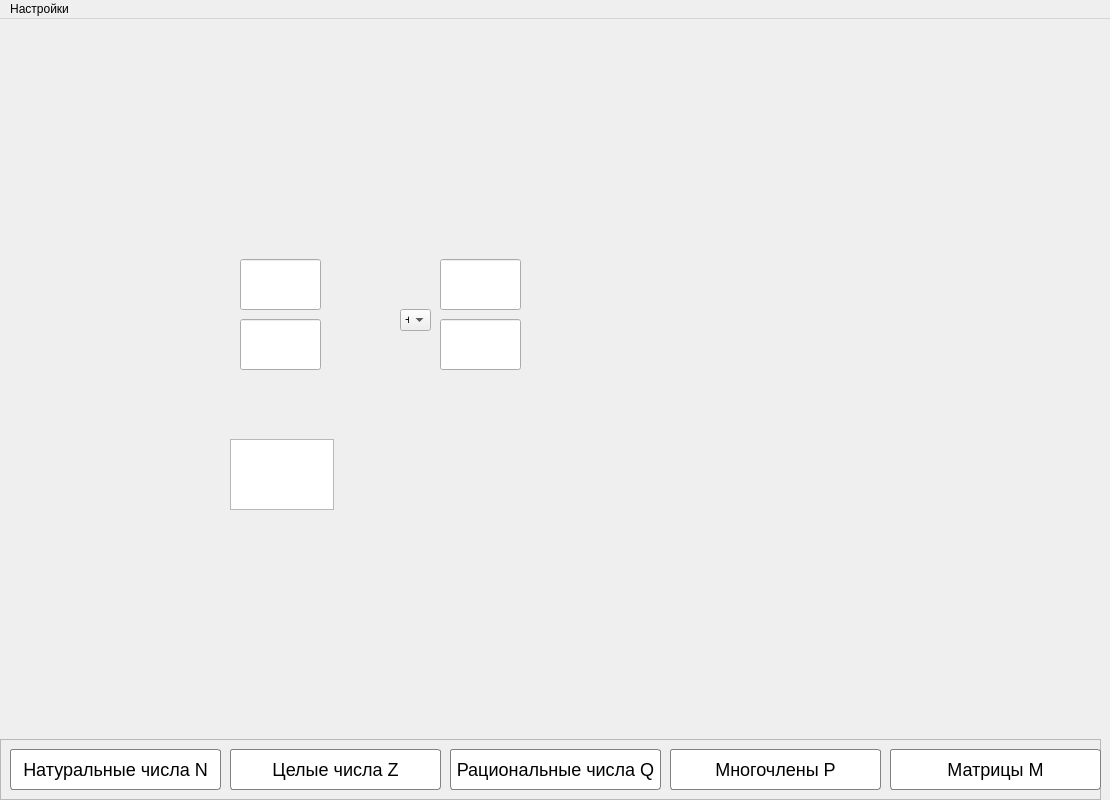
Old version of the form Project_DM_Qt/project_dm_qt.ui in the repository stormpero/9371Project_DM_Qt.
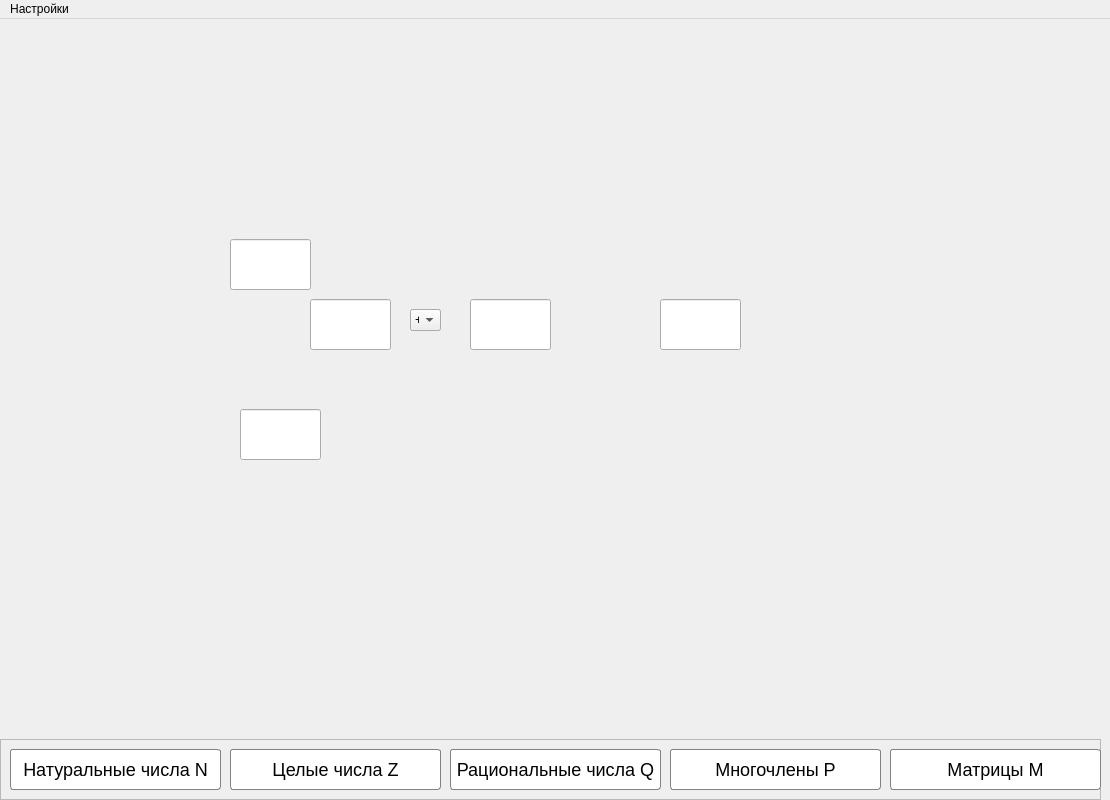
New version of the form.

```diff
--- a/Project_DM_Qt/project_dm_qt.ui
+++ b/Project_DM_Qt/project_dm_qt.ui
@@ -35,87 +35,7 @@
    <string notr="true"/>
   </property>
   <widget class="QWidget" name="centralwidget">
-   <widget class="QLineEdit" name="lineEdit">
-    <property name="geometry">
-     <rect>
-      <x>240</x>
-      <y>300</y>
-      <width>81</width>
-      <height>51</height>
-     </rect>
-    </property>
-   </widget>
-   <widget class="QLineEdit" name="lineEdit_2">
-    <property name="geometry">
-     <rect>
-      <x>240</x>
-      <y>240</y>
-      <width>81</width>
-      <height>51</height>
-     </rect>
-    </property>
-   </widget>
-   <widget class="QLineEdit" name="lineEdit_4">
-    <property name="geometry">
-     <rect>
-      <x>440</x>
-      <y>240</y>
-      <width>81</width>
-      <height>51</height>
-     </rect>
-    </property>
-   </widget>
-   <widget class="QLineEdit" name="lineEdit_5">
-    <property name="geometry">
-     <rect>
-      <x>440</x>
-      <y>300</y>
-      <width>81</width>
-      <height>51</height>
-     </rect>
-    </property>
-   </widget>
-   <widget class="QComboBox" name="comboBox">
-    <property name="geometry">
-     <rect>
-      <x>400</x>
-      <y>290</y>
-      <width>31</width>
-      <height>22</height>
-     </rect>
-    </property>
-    <item>
-     <property name="text">
-      <string>+</string>
-     </property>
-    </item>
-    <item>
-     <property name="text">
-      <string>-</string>
-     </property>
-    </item>
-    <item>
-     <property name="text">
-      <string>*</string>
-     </property>
-    </item>
-    <item>
-     <property name="text">
-      <string>/</string>
-     </property>
-    </item>
-   </widget>
-   <widget class="QTextEdit" name="textEdit">
-    <property name="geometry">
-     <rect>
-      <x>230</x>
-      <y>420</y>
-      <width>104</width>
-      <height>71</height>
-     </rect>
-    </property>
-   </widget>
-   <widget class="QFrame" name="frame_Brn">
+   <widget class="QFrame" name="frame_Buttons">
     <property name="geometry">
      <rect>
       <x>0</x>
@@ -304,6 +224,136 @@
      </property>
     </widget>
    </widget>
+   <widget class="QWidget" name="widget_integer" native="true">
+    <property name="geometry">
+     <rect>
+      <x>0</x>
+      <y>0</y>
+      <width>1111</width>
+      <height>711</height>
+     </rect>
+    </property>
+    <widget class="QLineEdit" name="lineEdit">
+     <property name="geometry">
+      <rect>
+       <x>240</x>
+       <y>390</y>
+       <width>81</width>
+       <height>51</height>
+      </rect>
+     </property>
+    </widget>
+    <widget class="QComboBox" name="comboBox">
+     <property name="geometry">
+      <rect>
+       <x>410</x>
+       <y>290</y>
+       <width>31</width>
+       <height>22</height>
+      </rect>
+     </property>
+     <item>
+      <property name="text">
+       <string>+</string>
+      </property>
+     </item>
+     <item>
+      <property name="text">
+       <string>-</string>
+      </property>
+     </item>
+     <item>
+      <property name="text">
+       <string>*</string>
+      </property>
+     </item>
+     <item>
+      <property name="text">
+       <string>/</string>
+      </property>
+     </item>
+    </widget>
+    <widget class="QLineEdit" name="lineEdit_2">
+     <property name="geometry">
+      <rect>
+       <x>230</x>
+       <y>220</y>
+       <width>81</width>
+       <height>51</height>
+      </rect>
+     </property>
+    </widget>
+   </widget>
+   <widget class="QWidget" name="widget_natural" native="true">
+    <property name="geometry">
+     <rect>
+      <x>0</x>
+      <y>0</y>
+      <width>1111</width>
+      <height>711</height>
+     </rect>
+    </property>
+    <widget class="QLineEdit" name="lineEdit_6">
+     <property name="geometry">
+      <rect>
+       <x>310</x>
+       <y>280</y>
+       <width>81</width>
+       <height>51</height>
+      </rect>
+     </property>
+    </widget>
+    <widget class="QLineEdit" name="lineEdit_7">
+     <property name="geometry">
+      <rect>
+       <x>470</x>
+       <y>280</y>
+       <width>81</width>
+       <height>51</height>
+      </rect>
+     </property>
+    </widget>
+    <widget class="QLineEdit" name="lineEdit_8">
+     <property name="geometry">
+      <rect>
+       <x>660</x>
+       <y>280</y>
+       <width>81</width>
+       <height>51</height>
+      </rect>
+     </property>
+    </widget>
+    <widget class="QComboBox" name="comboBox_2">
+     <property name="geometry">
+      <rect>
+       <x>410</x>
+       <y>290</y>
+       <width>31</width>
+       <height>22</height>
+      </rect>
+     </property>
+     <item>
+      <property name="text">
+       <string>+</string>
+      </property>
+     </item>
+     <item>
+      <property name="text">
+       <string>-</string>
+      </property>
+     </item>
+     <item>
+      <property name="text">
+       <string>*</string>
+      </property>
+     </item>
+     <item>
+      <property name="text">
+       <string>/</string>
+      </property>
+     </item>
+    </widget>
+   </widget>
   </widget>
   <widget class="QMenuBar" name="menubar">
    <property name="geometry">
```
